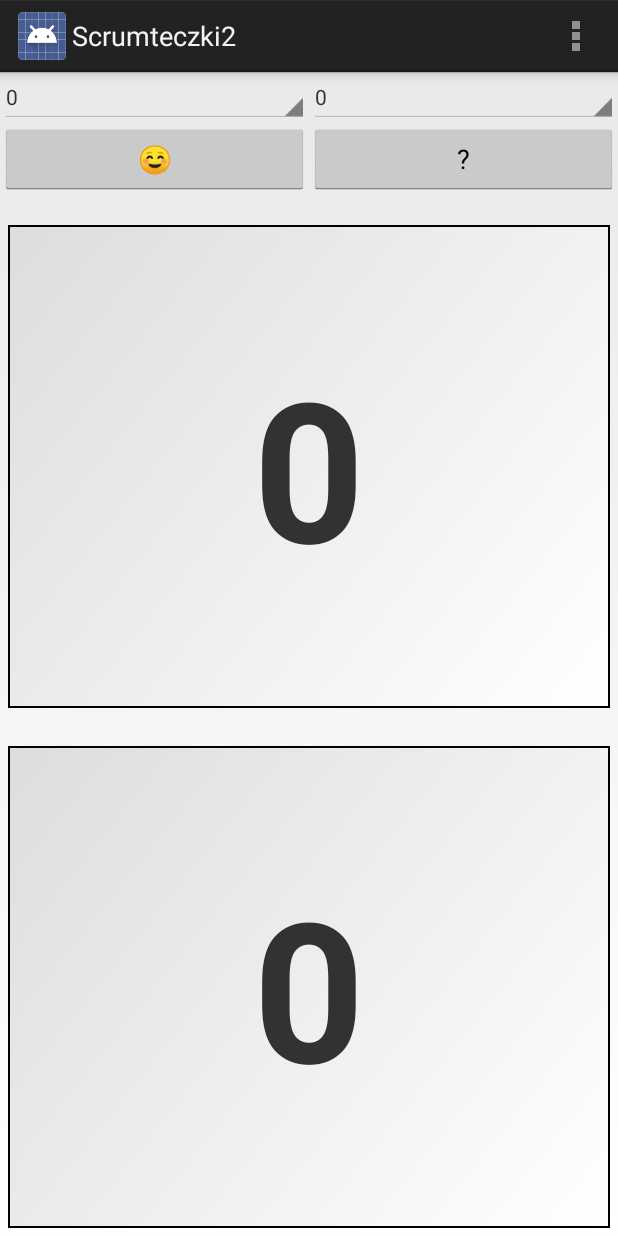
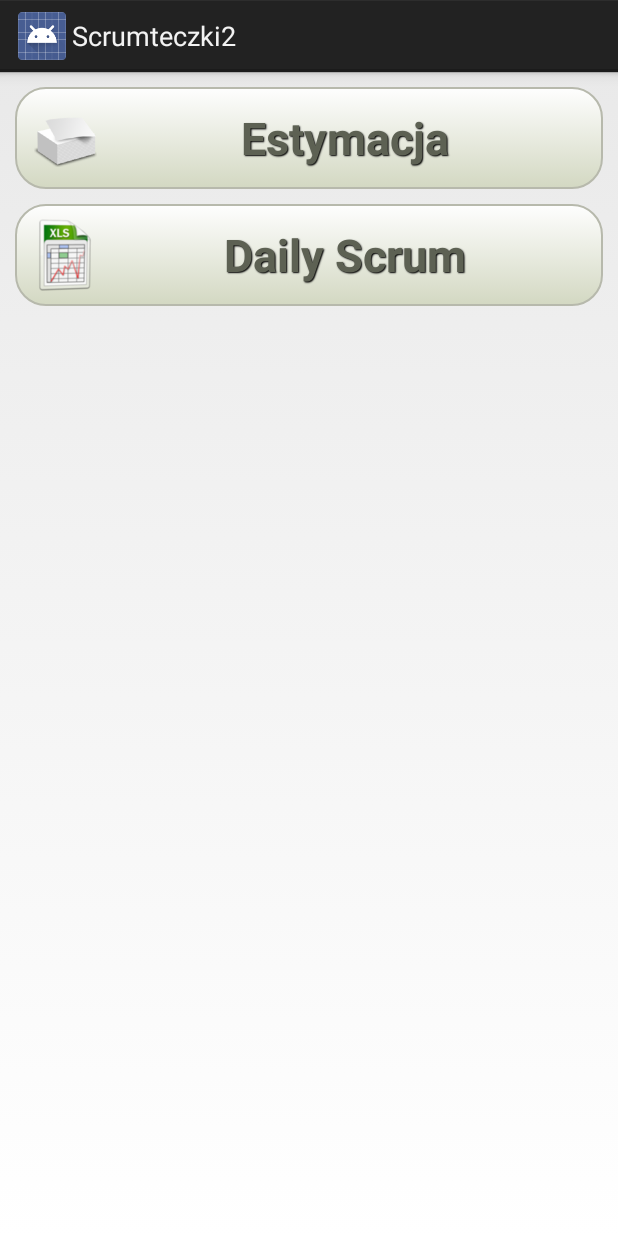
Before and after one commit to kemot90/Scrumteczki2, an Android app: the screen it shows after launch (MainActivity), on a phone screen of 412 x 824 dp. Run offline under Robolectric (Android 15) with nearby library versions, the phone set to English and light mode, and no system bars.

Commit message:
Przygotowanie projektu na rozszerzenie do Daily Scruma
Zmiana głównej aktywności na menu wyboru funkcjonalości (Estymacja, Daily
Scrum) + layout.
Dołączenie biblioteki do czytania i pisania dokumentów Excela.
Dodanie obiektowej reprezentacji estymacji w arkuszu Excel.
Dodanie obiektu zadania.

```diff
--- a/Scrumteczki2/src/main/AndroidManifest.xml
+++ b/Scrumteczki2/src/main/AndroidManifest.xml
@@ -7,7 +7,7 @@
     <uses-sdk
         android:minSdkVersion="10"
         android:targetSdkVersion="16" />
-
+    <uses-permission android:name="android.permission.WRITE_EXTERNAL_STORAGE" />
     <application
         android:allowBackup="true"
         android:icon="@drawable/ic_launcher"
@@ -15,7 +15,7 @@
         android:name=".ScrumteczkiApp"
         android:theme="@style/AppTheme">
         <activity
-            android:name="pl.kemot.scrum.scrumteczki2.MainActivity"
+            android:name=".MainActivity"
             android:label="@string/app_name" >
             <intent-filter>
                 <action android:name="android.intent.action.MAIN" />
@@ -23,6 +23,7 @@
                 <category android:name="android.intent.category.LAUNCHER" />
             </intent-filter>
         </activity>
+        <activity android:name=".EstimateActivity" />
     </application>
 
 </manifest>
--- a/Scrumteczki2/src/main/java/pl/kemot/scrum/scrumteczki2/EstimateAdapter.java
+++ b/Scrumteczki2/src/main/java/pl/kemot/scrum/scrumteczki2/EstimateAdapter.java
@@ -1,13 +1,13 @@
 package pl.kemot.scrum.scrumteczki2;
 
 import android.content.Context;
-import android.content.res.ColorStateList;
-import android.graphics.Color;
 import android.view.LayoutInflater;
 import android.view.View;
 import android.view.ViewGroup;
 import android.widget.ArrayAdapter;
 import android.widget.TextView;
+
+import pl.kemot.scrum.scrumteczki2.model.Estimate;
 
 /**
  * Created by Tomek on 05.10.13.
--- a/Scrumteczki2/src/main/java/pl/kemot/scrum/scrumteczki2/EstimateComparator.java
+++ b/Scrumteczki2/src/main/java/pl/kemot/scrum/scrumteczki2/EstimateComparator.java
@@ -1,6 +1,8 @@
 package pl.kemot.scrum.scrumteczki2;
 
 import java.util.Comparator;
+
+import pl.kemot.scrum.scrumteczki2.model.Estimate;
 
 /**
  * Created by Tomek on 05.10.13.
--- a/Scrumteczki2/src/main/java/pl/kemot/scrum/scrumteczki2/MainActivity.java
+++ b/Scrumteczki2/src/main/java/pl/kemot/scrum/scrumteczki2/MainActivity.java
@@ -1,83 +1,22 @@
 package pl.kemot.scrum.scrumteczki2;
 
+import android.app.Activity;
+import android.content.Intent;
 import android.os.Bundle;
-import android.app.Activity;
-import android.view.Menu;
 import android.view.View;
-import android.widget.AdapterView;
-import android.widget.Spinner;
-import android.widget.TextView;
 
-import java.lang.reflect.Array;
-import java.util.LinkedList;
-import java.util.List;
-
-import pl.kemot.scrum.scrumteczki2.model.StandardEstimatesModel;
-
+/**
+ * Created by Tomek on 23.11.13.
+ */
 public class MainActivity extends Activity {
-
-    private TextView optimistic;
-    private TextView pessimistic;
-    private Spinner leftEstimate;
-    private Spinner rightEstimate;
-
     @Override
     protected void onCreate(Bundle savedInstanceState) {
         super.onCreate(savedInstanceState);
         setContentView(R.layout.main);
-
-        EstimateAdapter estimateAdapter = new EstimateAdapter(
-                MainActivity.this,
-                R.layout.main,
-                StandardEstimatesModel.getEstimates());
-
-        leftEstimate = (Spinner) findViewById(R.id.estimateLeft);
-        rightEstimate = (Spinner) findViewById(R.id.estimateRight);
-        optimistic = (TextView) findViewById(R.id.optimistic);
-        pessimistic = (TextView) findViewById(R.id.pessimistic);
-
-        leftEstimate.setAdapter(estimateAdapter);
-        rightEstimate.setAdapter(estimateAdapter);
-
-        leftEstimate.setOnItemSelectedListener(getSelectEvent());
-        rightEstimate.setOnItemSelectedListener(getSelectEvent());
     }
 
-    @Override
-    public boolean onCreateOptionsMenu(Menu menu) {
-        // Inflate the menu; this adds items to the action bar if it is present.
-        getMenuInflater().inflate(R.menu.main, menu);
-        return true;
-    }
-
-    private AdapterView.OnItemSelectedListener getSelectEvent() {
-        return new AdapterView.OnItemSelectedListener() {
-
-            @Override
-            public void onItemSelected(AdapterView<?> adapterView, View view, int position, long id) {
-                try {
-                    TextView optimistic = (TextView) findViewById(R.id.optimistic);
-                    TextView pessimistic = (TextView) findViewById(R.id.pessimistic);
-
-                    final Spinner leftSpinner = (Spinner) findViewById(R.id.estimateLeft);
-                    final Spinner rightSpinner = (Spinner) findViewById(R.id.estimateRight);
-
-                    Estimate leftEstimate = (Estimate) leftSpinner.getSelectedItem();
-                    Estimate rightEstimate = (Estimate) rightSpinner.getSelectedItem();
-
-                    if (leftEstimate.getEstimateTimeInMinutes() > rightEstimate.getEstimateTimeInMinutes()) {
-                        optimistic.setText(rightEstimate.getLabel());
-                        pessimistic.setText(leftEstimate.getLabel());
-                    } else {
-                        optimistic.setText(leftEstimate.getLabel());
-                        pessimistic.setText(rightEstimate.getLabel());
-                    }
-                } catch (Exception ex) {
-                    System.out.println(ex);
-                }
-            }
-            @Override
-            public void onNothingSelected(AdapterView<?> adapter) {  }
-        };
+    public void onClickStartEstimateActivity(View view) {
+        Intent estimateActivityIntent = new Intent(MainActivity.this, EstimateActivity.class);
+        startActivity(estimateActivityIntent);
     }
 }
--- a/Scrumteczki2/src/main/java/pl/kemot/scrum/scrumteczki2/Estimate.java
+++ b/Scrumteczki2/src/main/java/pl/kemot/scrum/scrumteczki2/model/Estimate.java
@@ -1,4 +1,8 @@
-package pl.kemot.scrum.scrumteczki2;
+package pl.kemot.scrum.scrumteczki2.model;
+
+import pl.kemot.scrum.scrumteczki2.R;
+import pl.kemot.scrum.scrumteczki2.ScrumteczkiApp;
+import pl.kemot.scrum.scrumteczki2.StringUtils;
 
 /**
  * Created by Tomek on 05.10.13.
--- a/Scrumteczki2/src/main/java/pl/kemot/scrum/scrumteczki2/model/StandardEstimatesModel.java
+++ b/Scrumteczki2/src/main/java/pl/kemot/scrum/scrumteczki2/model/StandardEstimatesModel.java
@@ -5,7 +5,6 @@ import java.util.Collections;
 import java.util.LinkedList;
 import java.util.List;
 
-import pl.kemot.scrum.scrumteczki2.Estimate;
 import pl.kemot.scrum.scrumteczki2.EstimateComparator;
 
 /**
--- /dev/null
+++ b/Scrumteczki2/src/main/res/drawable-hdpi/button_gradient.xml
@@ -0,0 +1,24 @@
+<?xml version="1.0" encoding="utf-8"?>
+<selector xmlns:android="http://schemas.android.com/apk/res/android" >
+<item android:state_pressed="true" >
+    <shape android:shape="rectangle"  >
+        <corners android:radius="20dip" />
+        <stroke android:width="1dip" android:color="#b7b9ac" />
+        <gradient  android:angle="-90"  android:startColor="#a3a890" android:endColor="#d3d5c9"  />
+    </shape>
+</item>
+<item android:state_focused="true">
+    <shape android:shape="rectangle"  >
+        <corners android:radius="20dip" />
+        <stroke android:width="1dip" android:color="#b7b9ac" />
+        <solid  android:color="#d3d8c2"/>
+    </shape>
+</item>
+<item >
+    <shape android:shape="rectangle"  >
+        <corners android:radius="20dip" />
+        <stroke android:width="1dip" android:color="#b7b9ac" />
+        <gradient  android:angle="-90"  android:startColor="#fefefe" android:endColor="#d3d8c2" />
+    </shape>
+</item>
+</selector>
--- a/Scrumteczki2/src/main/res/layout/main.xml
+++ b/Scrumteczki2/src/main/res/layout/main.xml
@@ -1,59 +1,21 @@
+<?xml version="1.0" encoding="utf-8"?>
+
 <LinearLayout xmlns:android="http://schemas.android.com/apk/res/android"
-    xmlns:tools="http://schemas.android.com/tools"
+              android:orientation="vertical"
               android:layout_width="match_parent"
               android:layout_height="match_parent"
-    android:orientation="vertical">
-    <TableLayout
+        android:layout_margin="10dp">
+    <Button
             android:layout_width="fill_parent"
             android:layout_height="wrap_content"
-        android:orientation="horizontal">
-        <TableRow
-            android:layout_width="match_parent"
-            android:layout_height="wrap_content">
-            <Spinner
-                android:id="@+id/estimateLeft"
+            android:drawableLeft="@drawable/ic_launcher"
+            android:text="Estymacja"
+            style="@style/mainScreenMenuButton"
+            android:onClick="onClickStartEstimateActivity"/>
+    <Button
             android:layout_width="fill_parent"
             android:layout_height="wrap_content"
-                android:layout_weight="1" />
-            <Spinner
-                android:id="@+id/estimateRight"
-                android:layout_width="fill_parent"
-                android:layout_height="wrap_content"
-                android:layout_weight="1" />
-        </TableRow>
-        <TableRow
-            android:layout_width="match_parent"
-            android:layout_height="wrap_content">
-            <Button
-                android:id="@+id/smile"
-                android:text="@string/smiley"
-                android:layout_weight="1"
-                android:layout_width="match_parent"
-                android:layout_height="wrap_content" />
-            <Button
-                android:id="@+id/unknow"
-                android:text="\?"
-                android:layout_weight="1"
-                android:layout_width="match_parent"
-                android:layout_height="wrap_content" />
-        </TableRow>
-    </TableLayout>
-    <TextView
-        android:id="@+id/optimistic"
-        android:text="..."
-        style="@style/bigChitText"
-        android:background="@drawable/karteczka"
-        android:layout_width="fill_parent"
-        android:layout_height="fill_parent"
-        android:layout_weight="1" />
-    <TextView
-        android:id="@+id/pessimistic"
-
-
-        android:text="..."
-        style="@style/bigChitText"
-        android:background="@drawable/karteczka"
-        android:layout_width="fill_parent"
-        android:layout_height="fill_parent"
-        android:layout_weight="1" />
+            android:drawableLeft="@drawable/xls"
+            android:text="Daily Scrum"
+            style="@style/mainScreenMenuButton"/>
 </LinearLayout>
--- a/Scrumteczki2/src/main/res/values/styles.xml
+++ b/Scrumteczki2/src/main/res/values/styles.xml
@@ -33,5 +33,18 @@
         <item name="android:layout_marginRight">5dp</item>
         <item name="android:layout_marginBottom">5dp</item>
     </style>
+    <style name="mainScreenMenuButton" parent="@android:style/Widget.Button">
+        <item name="android:textSize">30sp</item>
+        <item name="android:textStyle">bold</item>
+        <item name="android:textColor">#5d6153</item>
+        <item name="android:gravity">center</item>
+        <item name="android:shadowColor">#000000</item>
+        <item name="android:shadowDx">1</item>
+        <item name="android:shadowDy">1</item>
+        <item name="android:shadowRadius">0.6</item>
+        <item name="android:background">@drawable/button_gradient</item>
+        <item name="android:padding">10dip</item>
+        <item name="android:layout_marginBottom">10dp</item>
+    </style>
 
 </resources>
```
Also changed, not shown: Scrumteczki2/src/main/java/pl/kemot/scrum/scrumteczki2/EstimateActivity.java (added, +76 -0 lines), Scrumteczki2/src/main/java/pl/kemot/scrum/scrumteczki2/model/EstimatedTime.java (added, +146 -0 lines), Scrumteczki2/src/main/java/pl/kemot/scrum/scrumteczki2/model/Task.java (added, +55 -0 lines), Scrumteczki2/src/main/java/pl/kemot/scrum/scrumteczki2/service/ExcelTaskListReaderService.java (added, +7 -0 lines), Scrumteczki2/src/main/res/layout/estimate.xml (added, +59 -0 lines), Scrumteczki2/src/main/res/drawable-hdpi/xls.png (added), Scrumteczki2/src/main/res/drawable-mdpi/xls.png (added), Scrumteczki2/src/main/res/drawable-xhdpi/xls.png (added), Scrumteczki2/src/main/res/drawable-xxhdpi/xls.png (added), 2 other files. Lines whose indentation alone changed are shown as unchanged.
